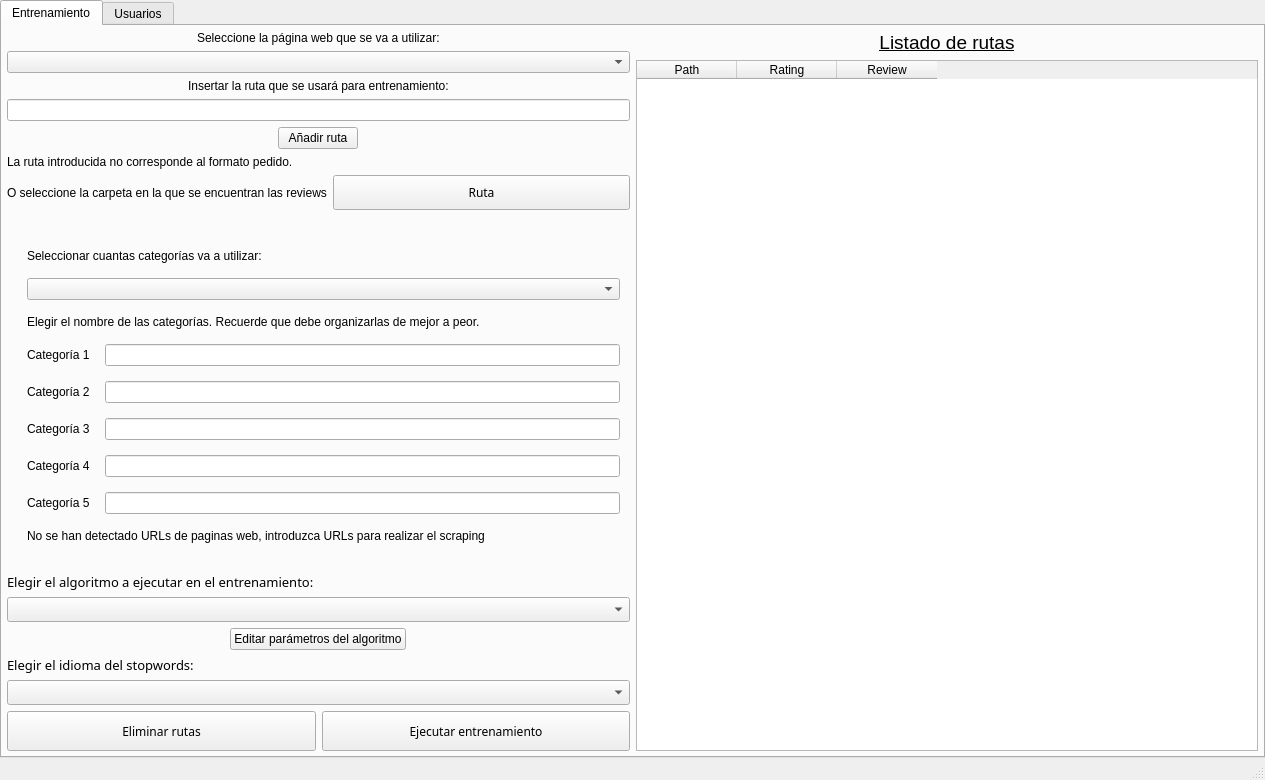
Above: Resources/UI/AdminMenu.ui from 40CompilerErrors/Proyecto2 before the change. Below: the same form after it.
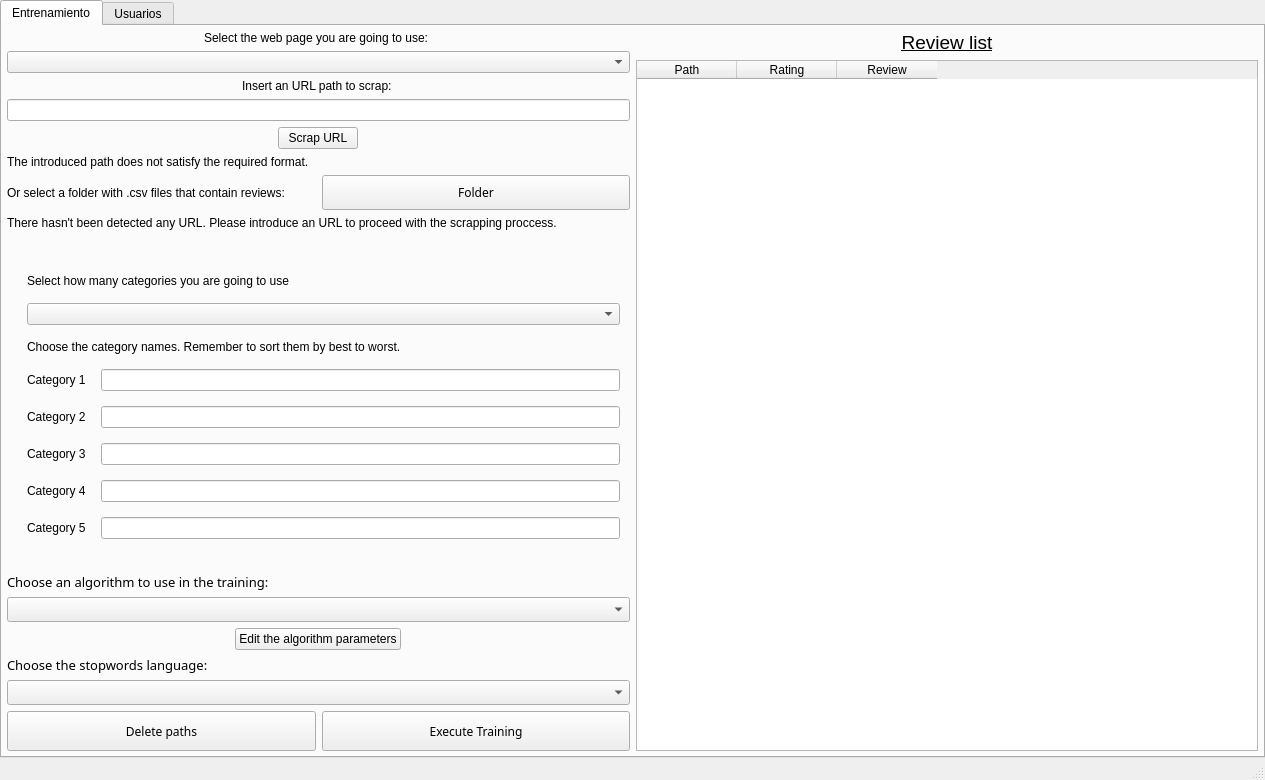
That is the form after the change. Icons and pictures are not drawn.

```diff
--- a/Resources/UI/AdminMenu.ui
+++ b/Resources/UI/AdminMenu.ui
@@ -60,7 +60,7 @@
                 <item alignment="Qt::AlignHCenter">
                  <widget class="QLabel" name="label_15">
                   <property name="text">
-                   <string>Seleccione la página web que se va a utilizar:</string>
+                   <string>Select the web page you are going to use: </string>
                   </property>
                  </widget>
                 </item>
@@ -70,7 +70,7 @@
                 <item alignment="Qt::AlignHCenter">
                  <widget class="QLabel" name="label">
                   <property name="text">
-                   <string>Insertar la ruta que se usará para entrenamiento:</string>
+                   <string>Insert an URL path to scrap: </string>
                   </property>
                  </widget>
                 </item>
@@ -80,14 +80,14 @@
                 <item alignment="Qt::AlignHCenter">
                  <widget class="QPushButton" name="pushButton_addUrl">
                   <property name="text">
-                   <string>Añadir ruta</string>
+                   <string>Scrap URL</string>
                   </property>
                  </widget>
                 </item>
                 <item>
                  <widget class="QLabel" name="label_formatError">
                   <property name="text">
-                   <string>La ruta introducida no corresponde al formato pedido.</string>
+                   <string>The introduced path does not satisfy the required format.</string>
                   </property>
                  </widget>
                 </item>
@@ -96,7 +96,7 @@
                   <item>
                    <widget class="QLabel" name="label_28">
                     <property name="text">
-                     <string>O seleccione la carpeta en la que se encuentran las reviews</string>
+                     <string>Or select a folder with .csv files that contain reviews: </string>
                     </property>
                    </widget>
                   </item>
@@ -121,7 +121,7 @@
                      </font>
                     </property>
                     <property name="text">
-                     <string>Ruta</string>
+                     <string>Folder</string>
                     </property>
                     <property name="icon">
                      <iconset>
@@ -133,6 +133,13 @@
                 </item>
                </layout>
               </item>
+              <item>
+               <widget class="QLabel" name="labelError1">
+                <property name="text">
+                 <string>There hasn't been detected any URL. Please introduce an URL to proceed with the scrapping proccess.</string>
+                </property>
+               </widget>
+              </item>
               <item>
                <spacer name="verticalSpacer_2">
                 <property name="orientation">
@@ -163,7 +170,7 @@
                 <item>
                  <widget class="QLabel" name="label_3">
                   <property name="text">
-                   <string>Seleccionar cuantas categorías va a utilizar:</string>
+                   <string>Select how many categories you are going to use</string>
                   </property>
                  </widget>
                 </item>
@@ -173,7 +180,7 @@
                 <item>
                  <widget class="QLabel" name="label_4">
                   <property name="text">
-                   <string>Elegir el nombre de las categorías. Recuerde que debe organizarlas de mejor a peor.</string>
+                   <string>Choose the category names. Remember to sort them by best to worst.</string>
                   </property>
                  </widget>
                 </item>
@@ -182,7 +189,7 @@
                   <item alignment="Qt::AlignLeft">
                    <widget class="QLabel" name="label_6">
                     <property name="text">
-                     <string>Categoría 1</string>
+                     <string>Category 1</string>
                     </property>
                    </widget>
                   </item>
@@ -196,7 +203,7 @@
                   <item>
                    <widget class="QLabel" name="label_11">
                     <property name="text">
-                     <string>Categoría 2</string>
+                     <string>Category 2</string>
                     </property>
                    </widget>
                   </item>
@@ -210,7 +217,7 @@
                   <item>
                    <widget class="QLabel" name="label_12">
                     <property name="text">
-                     <string>Categoría 3</string>
+                     <string>Category 3</string>
                     </property>
                    </widget>
                   </item>
@@ -224,7 +231,7 @@
                   <item>
                    <widget class="QLabel" name="label_13">
                     <property name="text">
-                     <string>Categoría 4</string>
+                     <string>Category 4</string>
                     </property>
                    </widget>
                   </item>
@@ -238,7 +245,7 @@
                   <item>
                    <widget class="QLabel" name="label_14">
                     <property name="text">
-                     <string>Categoría 5</string>
+                     <string>Category 5</string>
                     </property>
                    </widget>
                   </item>
@@ -247,13 +254,6 @@
                   </item>
                  </layout>
                 </item>
-                <item>
-                 <widget class="QLabel" name="labelError1">
-                  <property name="text">
-                   <string>No se han detectado URLs de paginas web, introduzca URLs para realizar el scraping</string>
-                  </property>
-                 </widget>
-                </item>
                </layout>
               </item>
               <item>
@@ -286,7 +286,7 @@
                    </font>
                   </property>
                   <property name="text">
-                   <string>Elegir el algoritmo a ejecutar en el entrenamiento:</string>
+                   <string>Choose an algorithm to use in the training:</string>
                   </property>
                  </widget>
                 </item>
@@ -306,7 +306,7 @@
                    <bool>true</bool>
                   </property>
                   <property name="text">
-                   <string>Editar parámetros del algoritmo</string>
+                   <string>Edit the algorithm parameters</string>
                   </property>
                  </widget>
                 </item>
@@ -325,7 +325,7 @@
                    </font>
                   </property>
                   <property name="text">
-                   <string>Elegir el idioma del stopwords:</string>
+                   <string>Choose the stopwords language: </string>
                   </property>
                  </widget>
                 </item>
@@ -358,7 +358,7 @@
                    </font>
                   </property>
                   <property name="text">
-                   <string>Eliminar rutas</string>
+                   <string>Delete paths</string>
                   </property>
                   <property name="icon">
                    <iconset>
@@ -387,7 +387,7 @@
                    </font>
                   </property>
                   <property name="text">
-                   <string>Ejecutar entrenamiento</string>
+                   <string>Execute Training</string>
                   </property>
                   <property name="icon">
                    <iconset>
@@ -416,7 +416,7 @@
                  </font>
                 </property>
                 <property name="text">
-                 <string>Listado de rutas</string>
+                 <string>Review list</string>
                 </property>
                 <property name="alignment">
                  <set>Qt::AlignCenter</set>
```
